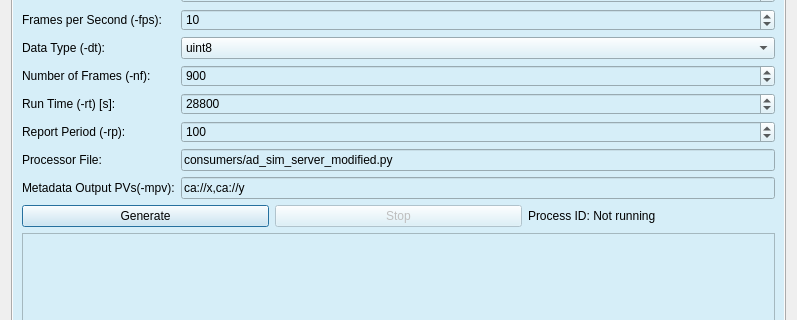
AdvancedPhotonSource/DashPVA, file src/dashpva/workflow/workflow.ui: the form before one commit; both pictures show x 0 to 797 and y 126 to 446 of the 797 by 797 pixel window.
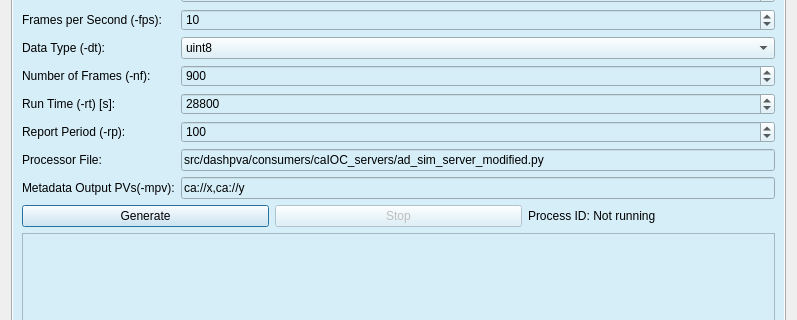
The form after the commit. The open tabs and pages were chosen to show the change.

Commit message: fix: update sim server path in workflow UI after src layout move

Diff of the .ui file:
```diff
--- a/src/dashpva/workflow/workflow.ui
+++ b/src/dashpva/workflow/workflow.ui
@@ -174,7 +174,7 @@
          <item row="8" column="1">
           <widget class="QLineEdit" name="lineEditProcessorFileSim">
            <property name="text">
-            <string>consumers/ad_sim_server_modified.py</string>
+            <string>src/dashpva/consumers/caIOC_servers/ad_sim_server_modified.py</string>
            </property>
           </widget>
          </item>
```
